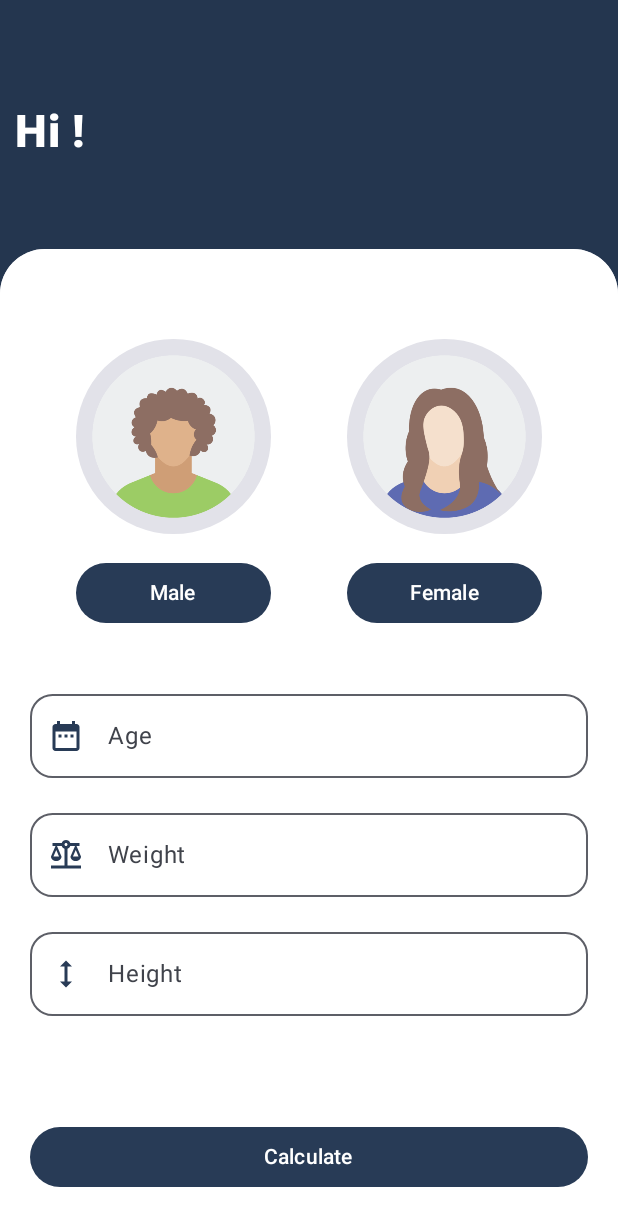
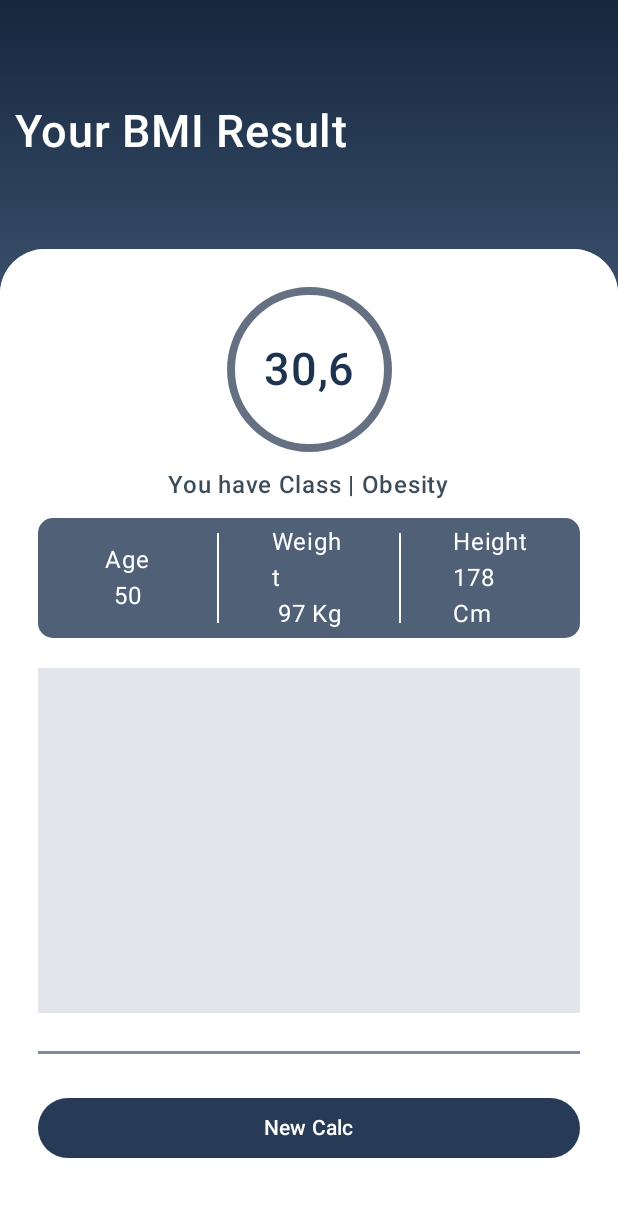
Before and after one commit to VannaGilio/android-bmi-imc, an Android app built with Jetpack Compose: the UserDataScreen screen opened through its navigation route, after a tap on "Calculate", on a phone screen of 412 x 824 dp. Shown: the top 1226 px of the screen. Run offline under Robolectric (Android 15) with nearby library versions, the light colour scheme and no system bars.

Commit message:
BMI results

```diff
--- a/app/src/main/java/br/senai/sp/jandira/bmi/MainActivity.kt
+++ b/app/src/main/java/br/senai/sp/jandira/bmi/MainActivity.kt
@@ -7,6 +7,7 @@ import androidx.activity.enableEdgeToEdge
 import androidx.navigation.compose.NavHost
 import androidx.navigation.compose.composable
 import androidx.navigation.compose.rememberNavController
+import br.senai.sp.jandira.bmi.screens.BMIResultScreen
 import br.senai.sp.jandira.bmi.screens.UserDataScreen
 import br.senai.sp.jandira.bmi.screens.HomeScreen
 import br.senai.sp.jandira.bmi.ui.theme.BMITheme
@@ -23,7 +24,8 @@ class MainActivity : ComponentActivity() {
                     startDestination = "home"
                 ){
                     composable(route = "home"){ HomeScreen(navegacao) }
-                    composable(route = "dados"){ UserDataScreen() }
+                    composable(route = "dados"){ UserDataScreen(navegacao) }
+                    composable(route = "resultado"){ BMIResultScreen(navegacao) }
                 }
             }
         }
--- /dev/null
+++ b/app/src/main/java/br/senai/sp/jandira/bmi/screens/BMIResultScreen.kt
@@ -0,0 +1,265 @@
+package br.senai.sp.jandira.bmi.screens
+
+import androidx.compose.foundation.background
+import androidx.compose.foundation.border
+import androidx.compose.foundation.layout.Arrangement
+import androidx.compose.foundation.layout.Box
+import androidx.compose.foundation.layout.Column
+import androidx.compose.foundation.layout.Row
+import androidx.compose.foundation.layout.fillMaxSize
+import androidx.compose.foundation.layout.fillMaxWidth
+import androidx.compose.foundation.layout.height
+import androidx.compose.foundation.layout.padding
+import androidx.compose.foundation.layout.size
+import androidx.compose.foundation.layout.width
+import androidx.compose.foundation.shape.CircleShape
+import androidx.compose.foundation.shape.RoundedCornerShape
+import androidx.compose.material3.Button
+import androidx.compose.material3.ButtonDefaults
+import androidx.compose.material3.Card
+import androidx.compose.material3.CardDefaults
+import androidx.compose.material3.Divider
+import androidx.compose.material3.Text
+import androidx.compose.runtime.Composable
+import androidx.compose.ui.Alignment
+import androidx.compose.ui.Modifier
+import androidx.compose.ui.graphics.Brush
+import androidx.compose.ui.graphics.Color
+import androidx.compose.ui.res.stringResource
+import androidx.compose.ui.text.font.FontWeight
+import androidx.compose.ui.tooling.preview.Preview
+import androidx.compose.ui.unit.dp
+import androidx.compose.ui.unit.sp
+import androidx.navigation.NavHostController
+import br.senai.sp.jandira.bmi.R
+
+
+@Composable
+fun BMIResultScreen(navegacao: NavHostController) {
+    Box(
+        modifier = Modifier
+            .background(
+                brush = Brush.verticalGradient(
+                    listOf(
+                        Color(0xFF15273D),
+                        Color(0xFF637A9D),
+                        Color(0xFF859CBB),
+                    )
+                )
+            )
+    )
+    {
+        Column (
+            modifier = Modifier
+
+        ){
+            Text(
+                modifier = Modifier
+                    .padding(start = 10.dp)
+                    .padding(top = 70.dp),
+                fontSize = 30.sp,
+                fontWeight = FontWeight.SemiBold,
+                color = Color(0xFFFFFFFF),
+                text = stringResource(
+                    R.string.result
+                )
+            )
+            Card (
+                modifier = Modifier
+                    .fillMaxSize()
+                    .padding(top = 60.dp),
+                shape = RoundedCornerShape(topEnd = 30.dp, topStart = 30.dp),
+            ) {
+                Column(
+                    modifier = Modifier
+                        .fillMaxSize()
+                        .background(color = Color(0xFFFFFFFF))
+                ) {
+                    Column(
+                        modifier = Modifier
+                            .fillMaxSize()
+                            .padding(25.dp),
+                        horizontalAlignment = Alignment.CenterHorizontally
+                    ){
+                        Row (
+                        modifier = Modifier
+                            .fillMaxWidth(),
+                        horizontalArrangement = Arrangement.Center
+                        )
+                        {
+                            Card(
+                                modifier = Modifier
+                                    .border(
+                                        5.dp,
+                                        color = Color(0xFF24364F).copy(alpha = 0.7f),
+                                        RoundedCornerShape(100.dp)
+                                    )
+                                    .size(110.dp),
+                                shape = CircleShape,
+                                colors = CardDefaults.cardColors(
+                                    containerColor = Color(0xFFFFFFFF)
+                                )
+                            )
+                            {
+                                Column(
+                                    modifier = Modifier
+                                        .fillMaxSize(),
+                                    horizontalAlignment = Alignment.CenterHorizontally,
+                                    verticalArrangement = Arrangement.Center
+                                ) {
+                                    Text(
+                                        modifier = Modifier
+                                            .background(Color(0xFFFFFFFF)),
+                                        fontSize = 30.sp,
+                                        fontWeight = FontWeight.Medium,
+                                        color = Color(0xFF1D3350),
+                                        text = stringResource(
+                                            R.string.result_number
+                                        )
+                                    )
+                                }
+                            }
+                        }
+                        Text(
+                            modifier = Modifier
+                                .padding(10.dp),
+                            color = Color(0xC8071B2D),
+                            fontWeight = FontWeight.Medium,
+                            text = stringResource(
+                                R.string.result_text
+                            )
+                        )
+                        Column(
+                            modifier = Modifier
+                        ) {
+                            Card(
+                                modifier = Modifier
+                                    .fillMaxWidth()
+                                    .height(80.dp),
+                                colors = CardDefaults.cardColors(
+                                     containerColor = Color(0xC61D3350)
+                                ),
+                                shape = RoundedCornerShape(10.dp)
+                            ) {
+                                Row(
+                                    modifier = Modifier
+                                        .fillMaxSize(),
+                                    horizontalArrangement = Arrangement.SpaceEvenly,
+                                    verticalAlignment = Alignment.CenterVertically
+                                ) {
+                                    Column (
+                                        horizontalAlignment = Alignment.CenterHorizontally,
+                                        modifier = Modifier
+                                            .width(50.dp)
+                                    ){
+                                        Text(
+                                            modifier = Modifier,
+                                            color = Color(0xFFFFFFFF),
+                                            text = stringResource(
+                                                R.string.age
+                                            )
+                                        )
+                                        Text(
+                                            modifier = Modifier,
+                                            color = Color(0xFFFFFFFF),
+                                            text = stringResource(
+                                                R.string.age_result
+                                            )
+                                        )
+                                    }
+                                    Divider(
+                                        modifier = Modifier
+                                            .width(1.dp)
+                                            .height(60.dp),
+                                        color = Color(0xFFFFFFFF)
+                                    )
+                                    Column (
+                                        horizontalAlignment = Alignment.CenterHorizontally,
+                                        modifier = Modifier
+                                            .width(50.dp)
+                                    ){
+                                        Text(
+                                            modifier = Modifier,
+                                            color = Color(0xFFFFFFFF),
+                                            text = stringResource(
+                                                R.string.weight
+                                            )
+                                        )
+                                        Text(
+                                            modifier = Modifier,
+                                            color = Color(0xFFFFFFFF),
+                                            text = stringResource(
+                                                R.string.weight_result
+                                            )
+                                        )
+                                    }
+                                    Divider(
+                                        modifier = Modifier
+                                            .width(1.dp)
+                                            .height(60.dp),
+                                        color = Color(0xFFFFFFFF)
+                                    )
+                                    Column (
+                                        horizontalAlignment = Alignment.CenterHorizontally,
+                                        modifier = Modifier
+                                        .width(50.dp)
+                                    ){
+                                        Text(
+                                            modifier = Modifier,
+                                            color = Color(0xFFFFFFFF),
+                                            text = stringResource(
+                                                R.string.height
+                                            )
+                                        )
+                                        Text(
+                                            modifier = Modifier,
+                                            color = Color(0xFFFFFFFF),
+                                            text = stringResource(
+                                                R.string.high_result
+                                            )
+                                        )
+                                    }
+                                }
+                            }
+                        }
+                    Column(
+                        modifier = Modifier
+                            .fillMaxWidth()
+                            .height(250.dp)
+                            .padding(top = 20.dp)
+                            .background(Color(0x201D3350))
+                    ){  }
+                        Divider(
+                            modifier = Modifier
+                                .fillMaxWidth()
+                                .padding(top = 25.dp)
+                                .height(2.dp),
+                            color = Color(0xAD3F5579)
+                        )
+                        Button(
+                            modifier = Modifier
+                                .padding(top = 25.dp)
+                                .fillMaxWidth(),
+                            colors = ButtonDefaults.buttonColors(Color(0xFF283B56)),
+                            onClick = {
+                                navegacao.navigate("home")
+                            }
+                        ){
+                            Text(
+                                text = stringResource(
+                                    R.string.new_cacl
+                                )
+                            )
+                        }
+                    }
+                }
+            }
+        }
+    }
+}
+
+@Preview(showSystemUi = true)
+@Composable
+private fun HomeScreenPreview() {
+   // BMIResultScreen(navegacao)
+}
--- a/app/src/main/java/br/senai/sp/jandira/bmi/screens/HomeScreen.kt
+++ b/app/src/main/java/br/senai/sp/jandira/bmi/screens/HomeScreen.kt
@@ -12,6 +12,7 @@ import androidx.compose.foundation.layout.padding
 import androidx.compose.foundation.shape.RoundedCornerShape
 import androidx.compose.foundation.text.KeyboardOptions
 import androidx.compose.material3.Button
+import androidx.compose.material3.ButtonDefaults
 import androidx.compose.material3.Card
 import androidx.compose.material3.CardDefaults
 import androidx.compose.material3.Text
@@ -46,10 +47,10 @@ fun HomeScreen(navegacao: NavHostController) {
         modifier = Modifier // mudar tamanho
             .fillMaxSize() //tamanho da tela
             .background(
-                brush = Brush.horizontalGradient(
+                brush = Brush.verticalGradient(
                     listOf(
-                        Color(0xFF594575),
-                        Color(0xFF2B4559)
+                        Color(0xFF15273D),
+                        Color(0xFF5B7D96)
                     )
                 )
             )
@@ -133,6 +134,7 @@ fun HomeScreen(navegacao: NavHostController) {
                     )
                     {
                         Button(
+                            colors = ButtonDefaults.buttonColors(Color(0xFF283B56)),
                             onClick = {
                                 navegacao.navigate("dados")
                             }
@@ -153,5 +155,6 @@ fun HomeScreen(navegacao: NavHostController) {
 @Preview(showSystemUi = true)
 @Composable
 private fun HomeScreenPreview() {
-  //  HomeScreen(navegacao)
+//    HomeScreen(navegacao)
+
 }
--- a/app/src/main/java/br/senai/sp/jandira/bmi/screens/UserDateScreen.kt
+++ b/app/src/main/java/br/senai/sp/jandira/bmi/screens/UserDateScreen.kt
@@ -8,48 +8,59 @@ import androidx.compose.foundation.layout.Column
 import androidx.compose.foundation.layout.Row
 import androidx.compose.foundation.layout.fillMaxSize
 import androidx.compose.foundation.layout.fillMaxWidth
-import androidx.compose.foundation.layout.height
 import androidx.compose.foundation.layout.padding
 import androidx.compose.foundation.layout.size
 import androidx.compose.foundation.layout.width
 import androidx.compose.foundation.shape.CircleShape
 import androidx.compose.foundation.shape.RoundedCornerShape
 import androidx.compose.material.icons.Icons
-import androidx.compose.material.icons.filled.ArrowBack
 import androidx.compose.material.icons.filled.Balance
 import androidx.compose.material.icons.filled.DateRange
-import androidx.compose.material.icons.filled.Favorite
-import androidx.compose.material.icons.filled.FavoriteBorder
 import androidx.compose.material.icons.filled.Height
-import androidx.compose.material.icons.filled.Lock
 import androidx.compose.material3.Button
-import androidx.compose.material3.ButtonColors
 import androidx.compose.material3.ButtonDefaults
 import androidx.compose.material3.Card
 import androidx.compose.material3.Icon
 import androidx.compose.material3.OutlinedTextField
 import androidx.compose.material3.Text
-import androidx.compose.material3.TextField
 import androidx.compose.runtime.Composable
+import androidx.compose.runtime.mutableStateOf
+import androidx.compose.runtime.remember
 import androidx.compose.ui.Alignment
 import androidx.compose.ui.Modifier
-import androidx.compose.ui.draw.clip
+import androidx.compose.ui.graphics.Brush
 import androidx.compose.ui.graphics.Color
-import androidx.compose.ui.layout.AlignmentLine
 import androidx.compose.ui.res.painterResource
 import androidx.compose.ui.res.stringResource
 import androidx.compose.ui.text.font.FontWeight
 import androidx.compose.ui.tooling.preview.Preview
 import androidx.compose.ui.unit.dp
 import androidx.compose.ui.unit.sp
+import androidx.navigation.NavHostController
 import br.senai.sp.jandira.bmi.R
 
 @Composable
-fun UserDataScreen (modifier: Modifier = Modifier) {
-
+fun UserDataScreen(navegacao: NavHostController) {
+    var ageState = remember {
+        mutableStateOf("")
+    }
+    var weightState = remember {
+        mutableStateOf("")
+    }
+    var heightState = remember {
+        mutableStateOf("")
+    }
     Box(
         modifier = Modifier
-            .background(Color(0xFF24364F))
+            .background(
+                brush = Brush.verticalGradient(
+                    listOf(
+                        Color(0xFF15273D),
+                        Color(0xFF637A9D),
+                        Color(0xFF859CBB),
+                    )
+                )
+            )
     )
     {
         Column{
@@ -58,7 +69,7 @@ fun UserDataScreen (modifier: Modifier = Modifier) {
                     .padding(start = 10.dp)
                     .padding(top = 70.dp),
                 fontSize = 30.sp,
-                fontWeight = FontWeight.Black,
+                fontWeight = FontWeight.SemiBold,
                 color = Color(0xFFFFFFFF),
 
                 text = stringResource(
@@ -69,12 +80,11 @@ fun UserDataScreen (modifier: Modifier = Modifier) {
             Card (
                 modifier = Modifier
                     .fillMaxSize()
-                    .padding(top = 60.dp)
-                    .background(color = Color(0xFF24364F)),
+                    .padding(top = 60.dp),
                 shape = RoundedCornerShape(topEnd = 30.dp, topStart = 30.dp),
             ){
                 Column (
-                    modifier = modifier
+                    modifier = Modifier
                         .fillMaxSize()
                         .background(color = Color(0xFFFFFFFF))
                 ){
@@ -160,8 +170,10 @@ fun UserDataScreen (modifier: Modifier = Modifier) {
                             .padding(20.dp)
                     ) {
                         OutlinedTextField(
-                            value = "",
-                            onValueChange = {},
+                            value = ageState.value,
+                            onValueChange = {
+                                ageState.value = it
+                            },
                             label = {
                                 Text(
                                     text = stringResource(
@@ -182,8 +194,10 @@ fun UserDataScreen (modifier: Modifier = Modifier) {
                             },
                         )
                         OutlinedTextField(
-                            value = "",
-                            onValueChange = {},
+                            value = weightState.value,
+                            onValueChange = {
+                                weightState.value = it
+                            },
                             label = {
                                 Text(
                                     text = stringResource(
@@ -204,8 +218,10 @@ fun UserDataScreen (modifier: Modifier = Modifier) {
                             },
                         )
                         OutlinedTextField(
-                            value = "",
-                            onValueChange = {},
+                            value = heightState.value,
+                            onValueChange = {
+                                heightState.value = it
+                            },
                             label = {
                                 Text(
                                     text = stringResource(
@@ -234,14 +250,16 @@ fun UserDataScreen (modifier: Modifier = Modifier) {
                                 .padding(top = 70.dp)
                                 .fillMaxWidth(),
                             colors = ButtonDefaults.buttonColors(Color(0xFF283B56)),
-                            onClick = {}
+                            onClick = {
+                                navegacao.navigate("resultado")
+                            }
                             ) {
                             Text(
                                 text = stringResource(
                                     R.string.calculate
                                 )
                             )
-                        }
+                            }
                         }
                     }
                 }
@@ -252,5 +270,5 @@ fun UserDataScreen (modifier: Modifier = Modifier) {
 @Preview(showSystemUi = true)
 @Composable
 private fun HomeScreenPreview() {
-    UserDataScreen()
+//    UserDataScreen(navegacao)
 }
--- a/app/src/main/res/values/strings.xml
+++ b/app/src/main/res/values/strings.xml
@@ -12,4 +12,14 @@
     <string name="weight">Weight</string>
     <string name="height">Height</string>
     <string name="calculate">Calculate</string>
+    <string name="result">Your BMI Result</string>
+    <string name="result_text">You have Class | Obesity</string>
+    <string name="result_number">30,6</string>
+    <string name="age_result">50</string>
+    <string name="weight_result">97 Kg</string>
+    <string name="high_result">178 Cm</string>
+    <string name="new_cacl">New Calc</string>
+
+
+
 </resources>
```
Also changed, not shown: 1 other file.
